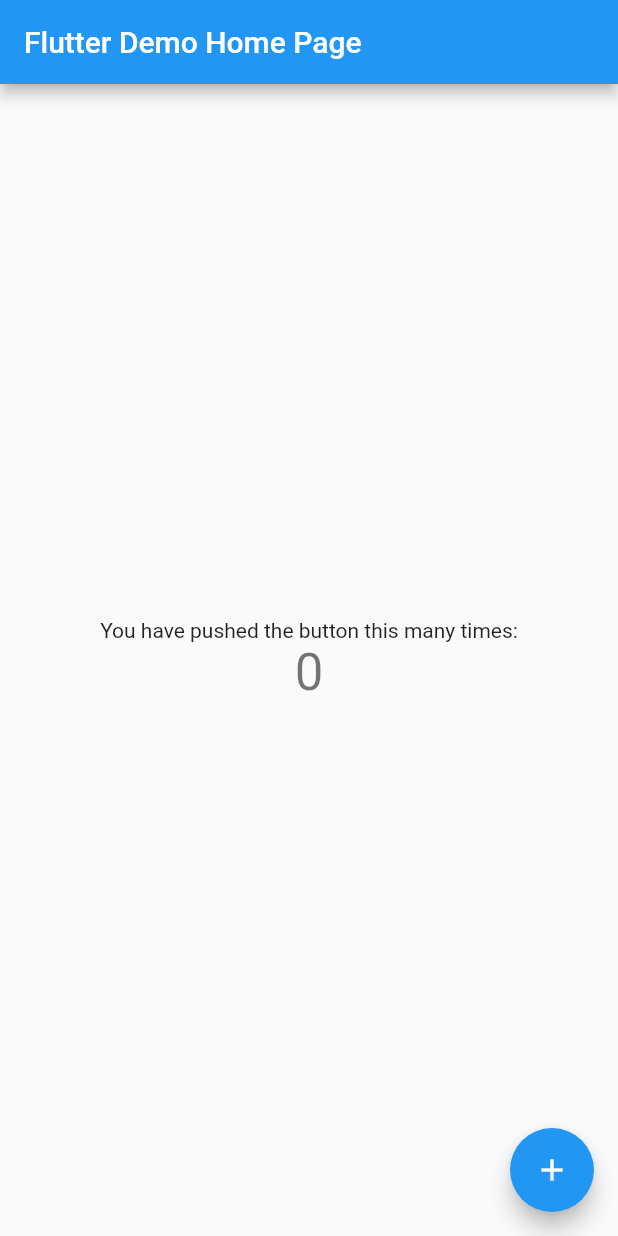
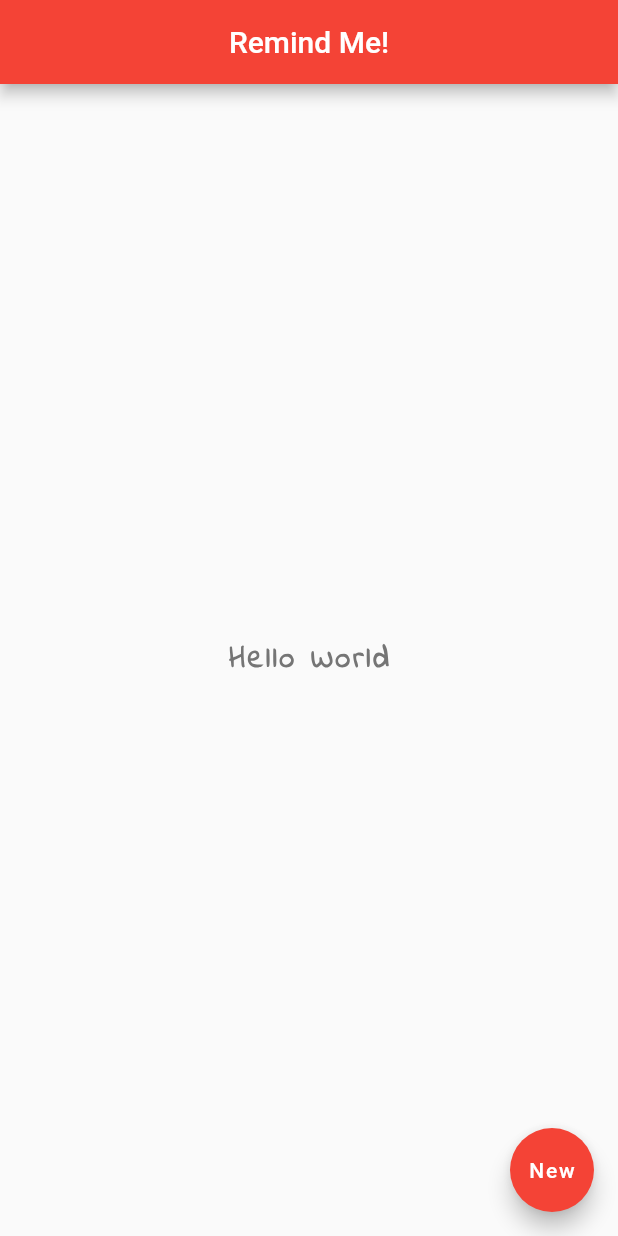
Before and after one commit to OscarVillette/vit-remind, a Flutter app: the screen it shows after launch, on a phone screen of 412 x 824 dp. Run offline on Flutter 3.47's test engine with Material 2 defaults, Android fonts, the light colour scheme and no system bars.

Commit message:
Building basic app following tutorials

```diff
--- a/lib/main.dart
+++ b/lib/main.dart
@@ -1,113 +1,28 @@
 import 'package:flutter/material.dart';
 
-void main() {
-  runApp(MyApp());
-}
-
-class MyApp extends StatelessWidget {
-  // This widget is the root of your application.
-  @override
-  Widget build(BuildContext context) {
-    return MaterialApp(
-      title: 'Flutter Demo',
-      theme: ThemeData(
-        // This is the theme of your application.
-        //
-        // Try running your application with "flutter run". You'll see the
-        // application has a blue toolbar. Then, without quitting the app, try
-        // changing the primarySwatch below to Colors.green and then invoke
-        // "hot reload" (press "r" in the console where you ran "flutter run",
-        // or simply save your changes to "hot reload" in a Flutter IDE).
-        // Notice that the counter didn't reset back to zero; the application
-        // is not restarted.
-        primarySwatch: Colors.blue,
-      ),
-      home: MyHomePage(title: 'Flutter Demo Home Page'),
-    );
-  }
-}
-
-class MyHomePage extends StatefulWidget {
-  MyHomePage({Key? key, required this.title}) : super(key: key);
-
-  // This widget is the home page of your application. It is stateful, meaning
-  // that it has a State object (defined below) that contains fields that affect
-  // how it looks.
-
-  // This class is the configuration for the state. It holds the values (in this
-  // case the title) provided by the parent (in this case the App widget) and
-  // used by the build method of the State. Fields in a Widget subclass are
-  // always marked "final".
-
-  final String title;
-
-  @override
-  _MyHomePageState createState() => _MyHomePageState();
-}
-
-class _MyHomePageState extends State<MyHomePage> {
-  int _counter = 0;
-
-  void _incrementCounter() {
-    setState(() {
-      // This call to setState tells the Flutter framework that something has
-      // changed in this State, which causes it to rerun the build method below
-      // so that the display can reflect the updated values. If we changed
-      // _counter without calling setState(), then the build method would not be
-      // called again, and so nothing would appear to happen.
-      _counter++;
-    });
-  }
-
-  @override
-  Widget build(BuildContext context) {
-    // This method is rerun every time setState is called, for instance as done
-    // by the _incrementCounter method above.
-    //
-    // The Flutter framework has been optimized to make rerunning build methods
-    // fast, so that you can just rebuild anything that needs updating rather
-    // than having to individually change instances of widgets.
-    return Scaffold(
-      appBar: AppBar(
-        // Here we take the value from the MyHomePage object that was created by
-        // the App.build method, and use it to set our appbar title.
-        title: Text(widget.title),
-      ),
-      body: Center(
-        // Center is a layout widget. It takes a single child and positions it
-        // in the middle of the parent.
-        child: Column(
-          // Column is also a layout widget. It takes a list of children and
-          // arranges them vertically. By default, it sizes itself to fit its
-          // children horizontally, and tries to be as tall as its parent.
-          //
-          // Invoke "debug painting" (press "p" in the console, choose the
-          // "Toggle Debug Paint" action from the Flutter Inspector in Android
-          // Studio, or the "Toggle Debug Paint" command in Visual Studio Code)
-          // to see the wireframe for each widget.
-          //
-          // Column has various properties to control how it sizes itself and
-          // how it positions its children. Here we use mainAxisAlignment to
-          // center the children vertically; the main axis here is the vertical
-          // axis because Columns are vertical (the cross axis would be
-          // horizontal).
-          mainAxisAlignment: MainAxisAlignment.center,
-          children: <Widget>[
-            Text(
-              'You have pushed the button this many times:',
-            ),
-            Text(
-              '$_counter',
-              style: Theme.of(context).textTheme.headline4,
-            ),
-          ],
+void main() => runApp(MaterialApp(
+  home: Scaffold(
+    appBar: AppBar(
+      title: Text('Remind Me!'),
+      centerTitle: true,
+      backgroundColor: Colors.red,
+    ),
+    body: Center(
+      child: Text(
+        'Hello World',
+        style: TextStyle(
+          fontSize: 20.0,
+          fontWeight: FontWeight.bold,
+          letterSpacing: 2.0,
+          color: Colors.grey[600],
+          fontFamily: 'IndieFlower',
         ),
       ),
-      floatingActionButton: FloatingActionButton(
-        onPressed: _incrementCounter,
-        tooltip: 'Increment',
-        child: Icon(Icons.add),
-      ), // This trailing comma makes auto-formatting nicer for build methods.
-    );
-  }
-}
+    ),
+    floatingActionButton: FloatingActionButton(
+      child: Text('New'),
+      onPressed: () {},
+      backgroundColor: Colors.red,
+    ),
+  ),
+));
```
Also changed, not shown: pubspec.yaml (+4 -11 lines), fonts/IndieFlower-Regular.ttf (added), 1 other file.
